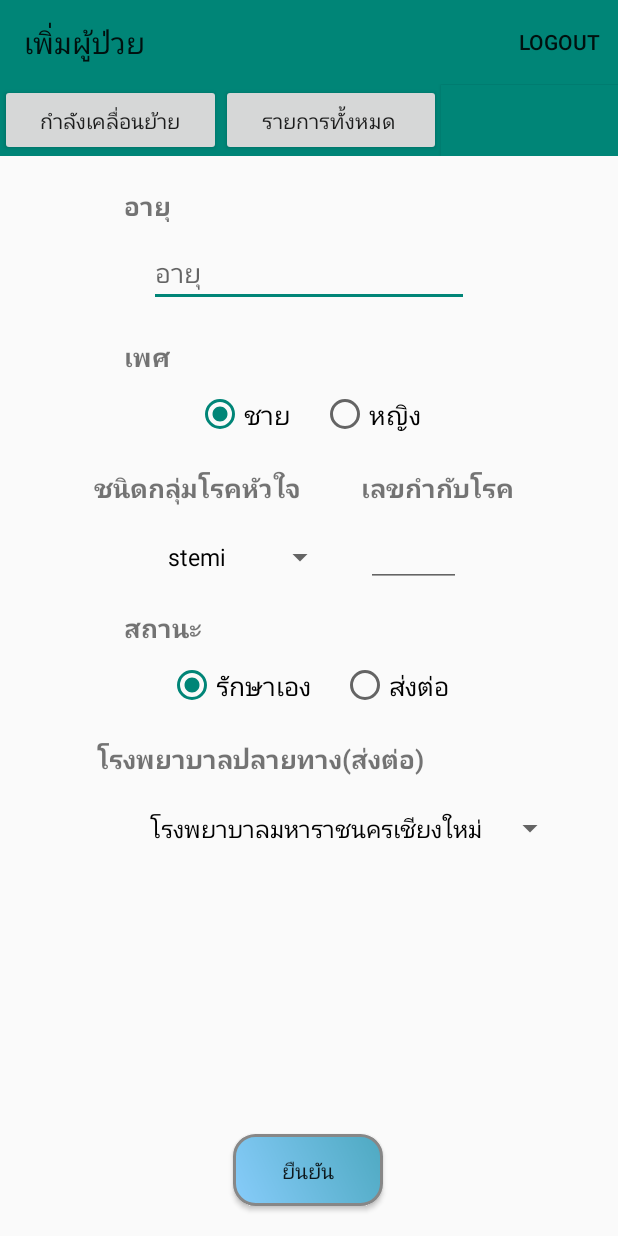
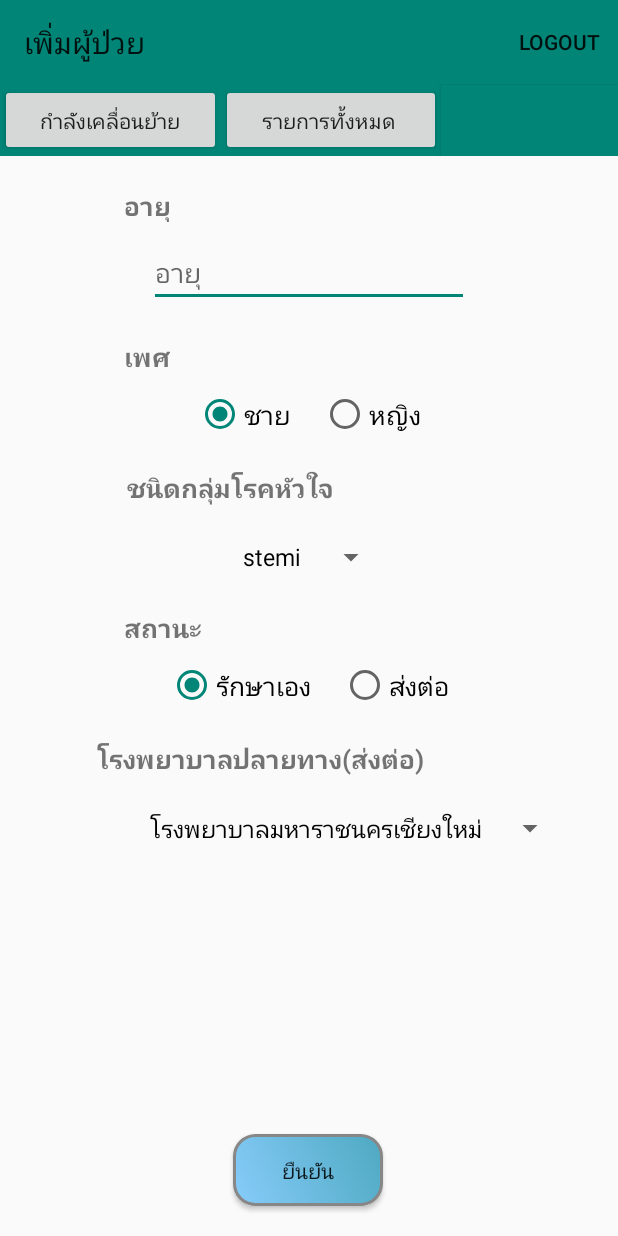
Before and after one commit to FabreCastell/491project, an Android app: the AddActivity screen opened directly, with no data from a screen before it, on a phone screen of 412 x 824 dp. Run offline under Robolectric (Android 15) with nearby library versions, the phone set to English and light mode, and no system bars; our stand-ins replace Firebase (no records; nobody signed in at launch, a user with empty details on screens opened directly); 3 statements that could not run were skipped.

```diff
--- a/app/build.gradle
+++ b/app/build.gradle
@@ -7,7 +7,7 @@ android {
         applicationId "com.trackingTransfers.nice.a491"
         minSdkVersion 22
         targetSdkVersion 28
-        versionCode 7
+        versionCode 9
         versionName "2.5"
         testInstrumentationRunner "android.support.test.runner.AndroidJUnitRunner"
     }
@@ -35,6 +35,7 @@ dependencies {
     implementation 'com.android.support.constraint:constraint-layout:1.1.3'
     implementation 'com.android.support:support-v4:28.0.0'
     implementation 'com.squareup.picasso:picasso:2.71828'
+    implementation "com.android.support:support-compat:28.0.0"
 }
 
 // ADD THIS AT THE BOTTOM
--- a/app/src/main/res/layout/add_page.xml
+++ b/app/src/main/res/layout/add_page.xml
@@ -133,7 +133,7 @@
             android:layout_height="wrap_content"
             android:layout_marginStart="85dp"
             android:layout_marginTop="20dp"
-            android:layout_marginEnd="92dp"
+            android:layout_marginEnd="190dp"
             android:orientation="horizontal"
             app:layout_constraintEnd_toEndOf="parent"
             app:layout_constraintStart_toStartOf="parent"
@@ -147,14 +147,14 @@
                 android:textSize="17dp"
                 android:textStyle="bold" />
 
-            <TextView
-                android:id="@+id/number"
-                android:layout_width="wrap_content"
-                android:layout_height="wrap_content"
-                android:layout_marginLeft="40dp"
-                android:text="เลขกำกับโรค"
-                android:textSize="17dp"
-                android:textStyle="bold" />
+            <!--<TextView-->
+            <!--android:id="@+id/number"-->
+            <!--android:layout_width="wrap_content"-->
+            <!--android:layout_height="wrap_content"-->
+            <!--android:layout_marginLeft="40dp"-->
+            <!--android:text="เลขกำกับโรค"-->
+            <!--android:textSize="17dp"-->
+            <!--android:textStyle="bold" />-->
 
         </LinearLayout>
 
@@ -177,15 +177,15 @@
                 android:prompt="@string/title_group" />
 
 
-            <EditText
-                android:id="@+id/numberEdit"
-                android:layout_width="63dp"
-                android:layout_height="40dp"
-                android:layout_alignParentStart="true"
-                android:layout_alignParentTop="true"
-                android:layout_marginLeft="20dp"
-                android:ems="10"
-                android:inputType="number" />
+            <!--<EditText-->
+                <!--android:id="@+id/numberEdit"-->
+                <!--android:layout_width="63dp"-->
+                <!--android:layout_height="40dp"-->
+                <!--android:layout_alignParentStart="true"-->
+                <!--android:layout_alignParentTop="true"-->
+                <!--android:layout_marginLeft="20dp"-->
+                <!--android:ems="10"-->
+                <!--android:inputType="number" />-->
 
         </LinearLayout>
 
--- a/app/src/main/res/layout/send_gps.xml
+++ b/app/src/main/res/layout/send_gps.xml
@@ -55,7 +55,6 @@
             android:layout_width="wrap_content"
             android:layout_height="wrap_content"
             android:layout_gravity="center"
-            android:background="@null"
             android:src="@drawable/trackbutton"
             android:text="เริ่มส่งตำแหน่ง GPS" />
 
--- a/app/src/main/res/values/strings.xml
+++ b/app/src/main/res/values/strings.xml
@@ -8,7 +8,7 @@
 
     <string-array name="group">
         <item>stemi</item>
-        <item>nsteacs</item>
+        <!--<item>nsteacs</item>-->
     </string-array>
 
     <string-array name="hospital">
```
Also changed, not shown: app/src/main/java/com/trackingTransfers/nice/a491/SendGps.java (+16 -0 lines), app/src/main/res/layout/transfer_type.xml (+13 -9 lines), app/src/main/res/layout/user_type.xml (+12 -8 lines).
